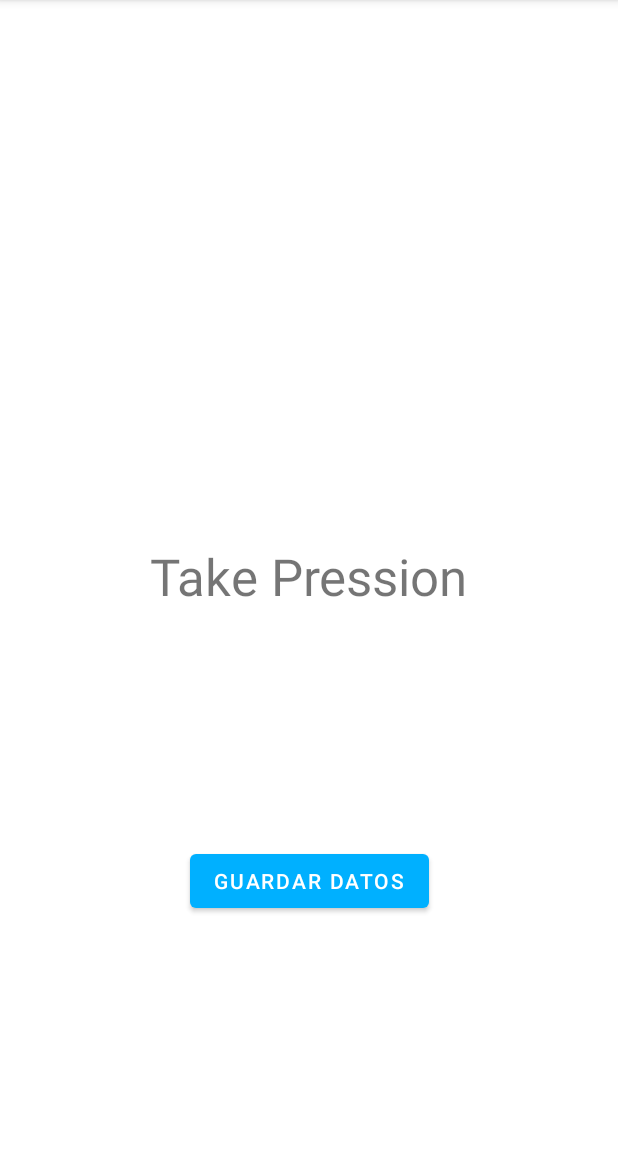
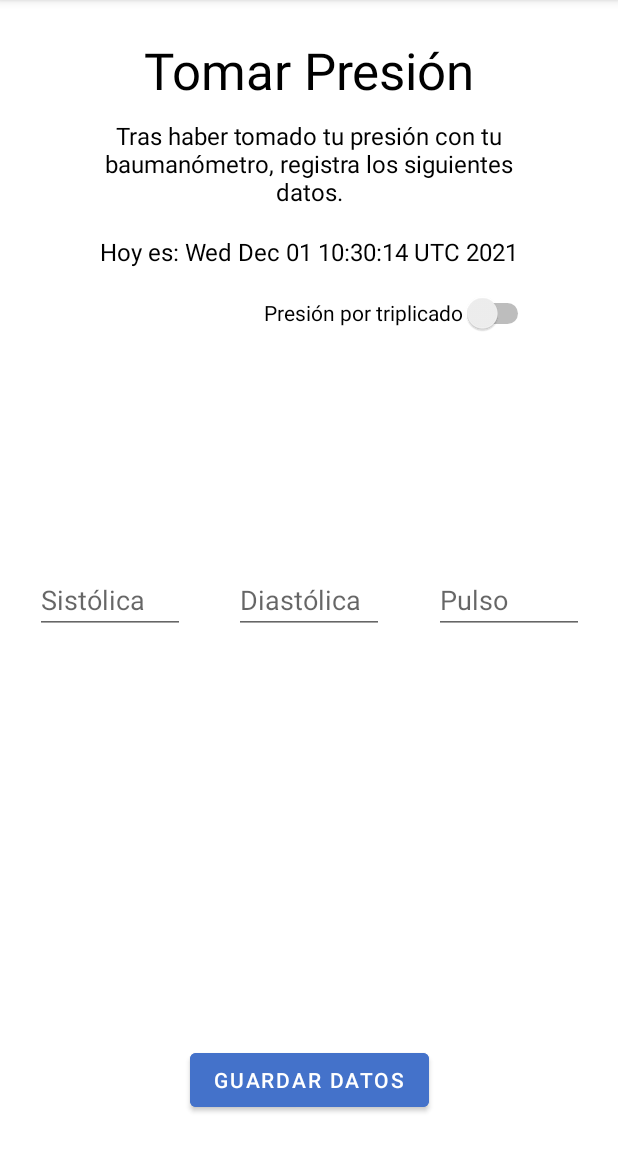
Before and after one commit to diegodagm05/PresionArterial_androidAPP, an Android app: the TakePressionFragment screen opened through its navigation route, on a phone screen of 412 x 824 dp, the part 84-1236 px from its top. Run offline under Robolectric (Android 15) with nearby library versions, the phone set to English and light mode, and no system bars.

Commit message:
Avances en pantalla de toma de presión
Se agregó el método de la fecha y los campos para registrar presión.

```diff
--- a/app/build.gradle
+++ b/app/build.gradle
@@ -18,6 +18,10 @@ android {
 
     buildFeatures{
         viewBinding = true
+    }
+
+    dataBinding {
+        enabled = true
     }
 
     buildTypes {
--- a/app/src/main/java/com/delnortedevs/pappcontrol/TakePressionFragment.kt
+++ b/app/src/main/java/com/delnortedevs/pappcontrol/TakePressionFragment.kt
@@ -5,6 +5,9 @@ import androidx.fragment.app.Fragment
 import android.view.LayoutInflater
 import android.view.View
 import android.view.ViewGroup
+import java.text.SimpleDateFormat
+import java.util.*
+import com.delnortedevs.pappcontrol.databinding.FragmentTakePressionBinding
 
 // TODO: Rename parameter arguments, choose names that match
 // the fragment initialization parameters, e.g. ARG_ITEM_NUMBER
@@ -21,20 +24,34 @@ class TakePressionFragment : Fragment() {
     private var param1: String? = null
     private var param2: String? = null
 
-    override fun onCreate(savedInstanceState: Bundle?) {
+    private var _binding: FragmentTakePressionBinding? = null
+    private val binding get() = _binding!!
+
+    /*override fun onCreate(savedInstanceState: Bundle?) {
         super.onCreate(savedInstanceState)
         arguments?.let {
             param1 = it.getString(ARG_PARAM1)
             param2 = it.getString(ARG_PARAM2)
         }
-    }
+    }*/
 
     override fun onCreateView(
         inflater: LayoutInflater, container: ViewGroup?,
         savedInstanceState: Bundle?
     ): View? {
         // Inflate the layout for this fragment
-        return inflater.inflate(R.layout.fragment_take_pression, container, false)
+        _binding = FragmentTakePressionBinding.inflate(inflater, container, false)
+        val view = binding.root
+        return view
+    }
+
+    override fun onViewCreated(view: View, savedInstanceState: Bundle?) {
+        super.onViewCreated(view, savedInstanceState)
+        var fecha = "Hoy es: "
+        /*val format = SimpleDateFormat("dd/MM/yyyy")
+        val date = format.parse(Date().toString())*/
+        fecha = fecha.plus(Date().toString())
+        binding.tvFecha.text = fecha
     }
 
     companion object {
--- a/app/src/main/res/layout/fragment_launch.xml
+++ b/app/src/main/res/layout/fragment_launch.xml
@@ -11,7 +11,9 @@
         android:id="@+id/textView"
         android:layout_width="wrap_content"
         android:layout_height="wrap_content"
-        android:text="Presión Arterial"
+        android:layout_marginTop="24dp"
+        android:text="@string/presion_arterial"
+        android:textColor="@color/black"
         android:textSize="34sp"
         app:layout_constraintBottom_toTopOf="@+id/heart"
         app:layout_constraintEnd_toEndOf="parent"
@@ -20,19 +22,23 @@
 
     <ImageView
         android:id="@+id/heart"
-        android:src="@drawable/heart"
-        android:layout_width="250sp"
-        android:layout_height="150sp"
+        android:layout_width="175sp"
+        android:layout_height="175sp"
+        android:layout_marginTop="16dp"
+        android:src="@drawable/heart_launch"
         app:layout_constraintBottom_toTopOf="@+id/LoginButton"
         app:layout_constraintEnd_toEndOf="parent"
         app:layout_constraintStart_toStartOf="parent"
-        app:layout_constraintTop_toBottomOf="@+id/textView" />
+        app:layout_constraintTop_toBottomOf="@+id/textView"
+        android:contentDescription="@string/presion_arterial" />
 
     <Button
         android:id="@+id/LoginButton"
-        android:text="Iniciar sesión"
         android:layout_width="200sp"
         android:layout_height="55sp"
+        android:layout_marginTop="40dp"
+        android:backgroundTint="@color/btnColor1"
+        android:text="@string/iniciar_sesion"
         app:layout_constraintBottom_toTopOf="@+id/RegisterButton"
         app:layout_constraintEnd_toEndOf="parent"
         app:layout_constraintStart_toStartOf="parent"
@@ -42,10 +48,12 @@
         android:id="@+id/RegisterButton"
         android:layout_width="200sp"
         android:layout_height="55sp"
-        android:text="Crear cuenta"
+        android:layout_marginTop="8dp"
+        android:layout_marginBottom="64dp"
+        android:backgroundTint="@color/btnColor2"
+        android:text="@string/crear_cuenta"
         app:layout_constraintBottom_toBottomOf="parent"
         app:layout_constraintEnd_toEndOf="parent"
-        app:layout_constraintHorizontal_bias="0.5"
         app:layout_constraintStart_toStartOf="parent"
         app:layout_constraintTop_toBottomOf="@+id/LoginButton" />
 
--- a/app/src/main/res/layout/fragment_take_pression.xml
+++ b/app/src/main/res/layout/fragment_take_pression.xml
@@ -7,24 +7,124 @@
     tools:context=".TakePressionFragment">
 
     <TextView
-        android:id="@+id/textView"
+        android:id="@+id/tvTitle"
         android:layout_width="wrap_content"
         android:layout_height="wrap_content"
-        android:text="Take Pression"
+        android:layout_marginTop="24sp"
+        android:text="@string/tomar_presion"
+        android:textColor="@color/black"
         android:textSize="34sp"
-        app:layout_constraintBottom_toBottomOf="parent"
         app:layout_constraintEnd_toEndOf="parent"
         app:layout_constraintStart_toStartOf="parent"
         app:layout_constraintTop_toTopOf="parent" />
+
+    <TextView
+        android:id="@+id/tvDescription"
+        android:layout_width="300sp"
+        android:layout_height="65sp"
+        android:layout_marginTop="10sp"
+        android:text="@string/descripcion_tomar_presion"
+        android:textColor="@color/black"
+        android:textSize="16sp"
+        android:textAlignment="center"
+        app:layout_constraintHorizontal_bias="0.5"
+        app:layout_constraintEnd_toEndOf="parent"
+        app:layout_constraintStart_toStartOf="parent"
+        app:layout_constraintTop_toBottomOf="@+id/tvTitle" />
+
+    <TextView
+        android:id="@+id/tvFecha"
+        android:layout_width="wrap_content"
+        android:layout_height="wrap_content"
+        android:layout_marginTop="12sp"
+        android:text="@string/fecha"
+        android:textColor="@color/black"
+        android:textSize="16sp"
+        app:layout_constraintHorizontal_bias="0.5"
+        app:layout_constraintEnd_toEndOf="parent"
+        app:layout_constraintStart_toStartOf="parent"
+        app:layout_constraintTop_toBottomOf="@+id/tvDescription" />
+
+    <Switch
+        android:id="@+id/switchTriplicado"
+        android:layout_width="300sp"
+        android:layout_height="wrap_content"
+        android:layout_marginTop="6sp"
+        android:minHeight="48dp"
+        android:text="@string/triplicado"
+        android:textAlignment="textEnd"
+        app:layout_constraintEnd_toEndOf="parent"
+        app:layout_constraintHorizontal_bias="0.5"
+        app:layout_constraintStart_toStartOf="parent"
+        app:layout_constraintTop_toBottomOf="@+id/tvFecha"
+        tools:ignore="UseSwitchCompatOrMaterialXml" />
 
     <Button
         android:id="@+id/btnGuardarPresion"
         android:layout_width="wrap_content"
         android:layout_height="wrap_content"
-        android:text="Guardar Datos"
+        android:layout_marginBottom="24dp"
+        android:backgroundTint="@color/btnColor1"
+        android:text="@string/guardar_datos"
         app:layout_constraintBottom_toBottomOf="parent"
         app:layout_constraintEnd_toEndOf="parent"
+        app:layout_constraintStart_toStartOf="parent" />
+
+    <EditText
+        android:id="@+id/pSistolica"
+        android:layout_width="100sp"
+        android:layout_height="wrap_content"
+        android:layout_marginTop="20dp"
+        android:layout_marginBottom="20dp"
+        android:ems="10"
+        android:hint="@string/presion_sistolica"
+        android:inputType="number"
+        app:layout_constraintBottom_toTopOf="@+id/btnGuardarPresion"
+        app:layout_constraintEnd_toStartOf="@+id/pDiastolica"
         app:layout_constraintStart_toStartOf="parent"
-        app:layout_constraintTop_toBottomOf="@+id/textView" />
+        app:layout_constraintTop_toBottomOf="@+id/switchTriplicado"
+        app:layout_constraintVertical_bias="0.33" />
 
+    <EditText
+        android:id="@+id/pDiastolica"
+        android:layout_width="100sp"
+        android:layout_height="wrap_content"
+        android:layout_marginStart="10dp"
+        android:layout_marginTop="20dp"
+        android:layout_marginEnd="10dp"
+        android:layout_marginBottom="20dp"
+        android:ems="10"
+        android:hint="@string/presion_diastolica"
+        android:inputType="number"
+        app:layout_constraintBottom_toTopOf="@+id/btnGuardarPresion"
+        app:layout_constraintEnd_toStartOf="@+id/pulso"
+        app:layout_constraintStart_toEndOf="@+id/pSistolica"
+        app:layout_constraintTop_toBottomOf="@+id/switchTriplicado"
+        app:layout_constraintVertical_bias="0.33" />
+
+    <EditText
+        android:id="@+id/pulso"
+        android:layout_width="100sp"
+        android:layout_height="wrap_content"
+        android:layout_marginTop="20dp"
+        android:layout_marginBottom="20dp"
+        android:ems="10"
+        android:hint="@string/pulso"
+        android:inputType="number"
+        app:layout_constraintBottom_toTopOf="@+id/btnGuardarPresion"
+        app:layout_constraintEnd_toEndOf="parent"
+        app:layout_constraintStart_toEndOf="@+id/pDiastolica"
+        app:layout_constraintTop_toBottomOf="@+id/switchTriplicado"
+        app:layout_constraintVertical_bias="0.33" />
+    <!--
+    <EditText
+        android:id="@+id/editTextNumber"
+        android:layout_width="wrap_content"
+        android:layout_height="wrap_content"
+        android:ems="10"
+        android:hint="Presión sistólica"
+        android:inputType="number"
+        tools:layout_editor_absoluteX="94dp"
+        tools:layout_editor_absoluteY="300dp" />
+    -->
 </androidx.constraintlayout.widget.ConstraintLayout>
--- a/app/src/main/res/values/colors.xml
+++ b/app/src/main/res/values/colors.xml
@@ -16,4 +16,7 @@
     <color name="secondaryDarkColor">#c4001d</color>
     <color name="primaryTextColor">#000000</color>
     <color name="secondaryTextColor">#000000</color>
+
+    <color name="btnColor1">#4472CA</color>
+    <color name="btnColor2">#6393f2</color>
 </resources>
--- a/app/src/main/res/values/strings.xml
+++ b/app/src/main/res/values/strings.xml
@@ -2,4 +2,15 @@
     <string name="app_name">PAppControl</string>
     <!-- TODO: Remove or change this placeholder text -->
     <string name="hello_blank_fragment">Hello blank fragment</string>
+    <string name="presion_arterial">Presión Arterial</string>
+    <string name="iniciar_sesion">Iniciar sesión</string>
+    <string name="crear_cuenta">Crear cuenta</string>
+    <string name="tomar_presion">Tomar Presión</string>
+    <string name="descripcion_tomar_presion">Tras haber tomado tu presión con tu baumanómetro, registra los siguientes datos.</string>
+    <string name="fecha">Hoy es:</string>
+    <string name="triplicado">Presión por triplicado</string>
+    <string name="guardar_datos">Guardar Datos</string>
+    <string name="presion_sistolica">Sistólica</string>
+    <string name="presion_diastolica">Diastólica</string>
+    <string name="pulso">Pulso</string>
 </resources>
```
Also changed, not shown: app/src/main/res/drawable-hdpi/heart_launch.png (deleted), app/src/main/res/drawable-mdpi/heart_launch.png (deleted), app/src/main/res/drawable-xhdpi/heart_launch.png (deleted), app/src/main/res/drawable-xxhdpi/heart_launch.png (deleted), app/src/main/res/drawable-xxxhdpi/heart_launch.png (deleted), app/src/main/res/drawable/heart.jpg (deleted), app/src/main/res/drawable/heart_launch.png (added).
